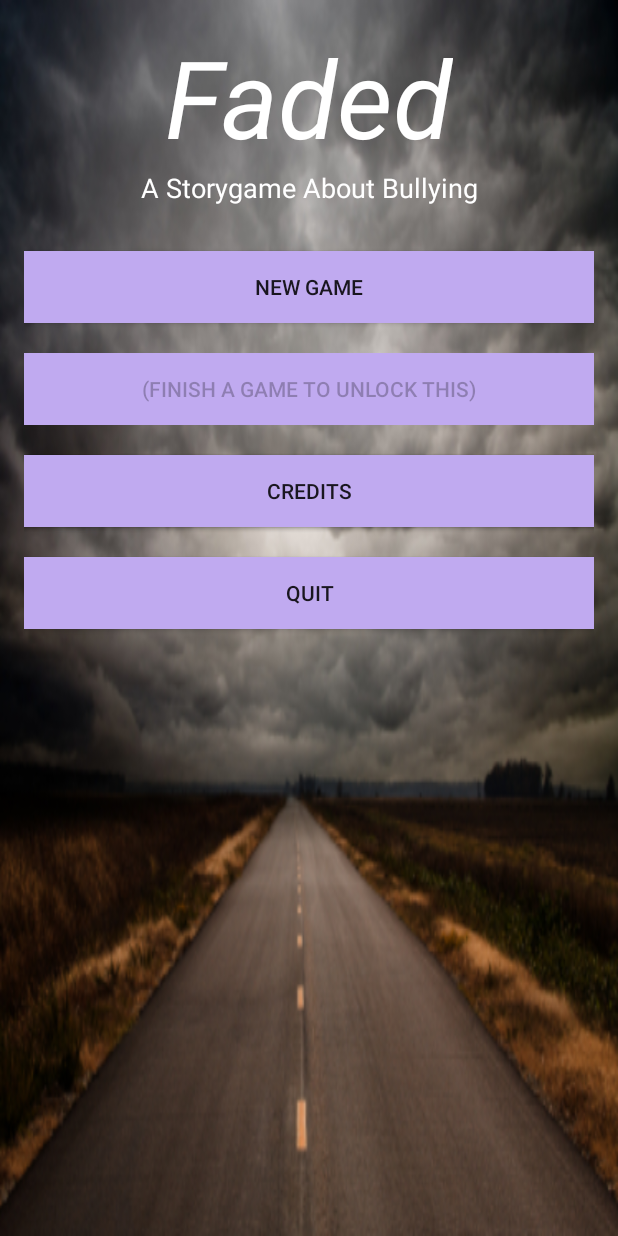
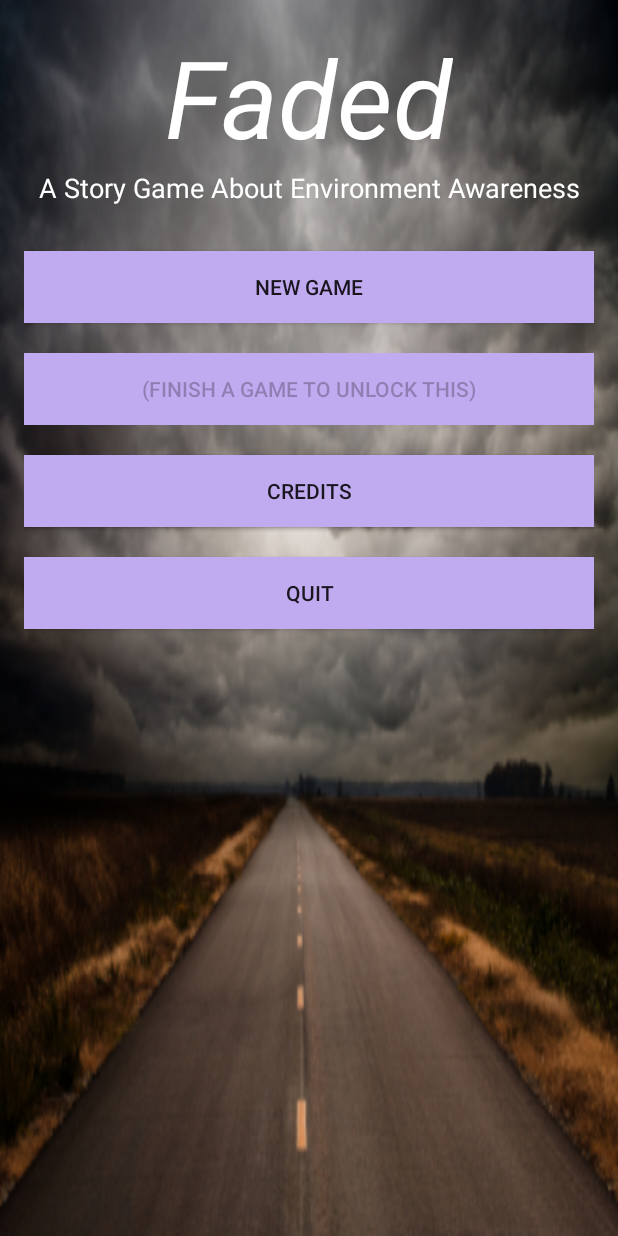
Before and after one commit to supsup11/Technovation_powercodegirls, an Android app: the screen it shows after launch (MainActivity), on a phone screen of 412 x 824 dp. Run offline under Robolectric (Android 15) with nearby library versions, the phone set to English and light mode, and no system bars.

Commit message:
changed subtitle

```diff
--- a/app/src/main/res/layout/activity_main.xml
+++ b/app/src/main/res/layout/activity_main.xml
@@ -27,7 +27,7 @@
         android:layout_width="match_parent"
         android:layout_height="wrap_content"
         android:textAppearance="?android:attr/textAppearanceMedium"
-        android:text="A Storygame About Bullying"
+        android:text="A Story Game About Environment Awareness"
         android:id="@+id/textView2"
         android:layout_below="@+id/textView"
         android:layout_centerHorizontal="true"
```
